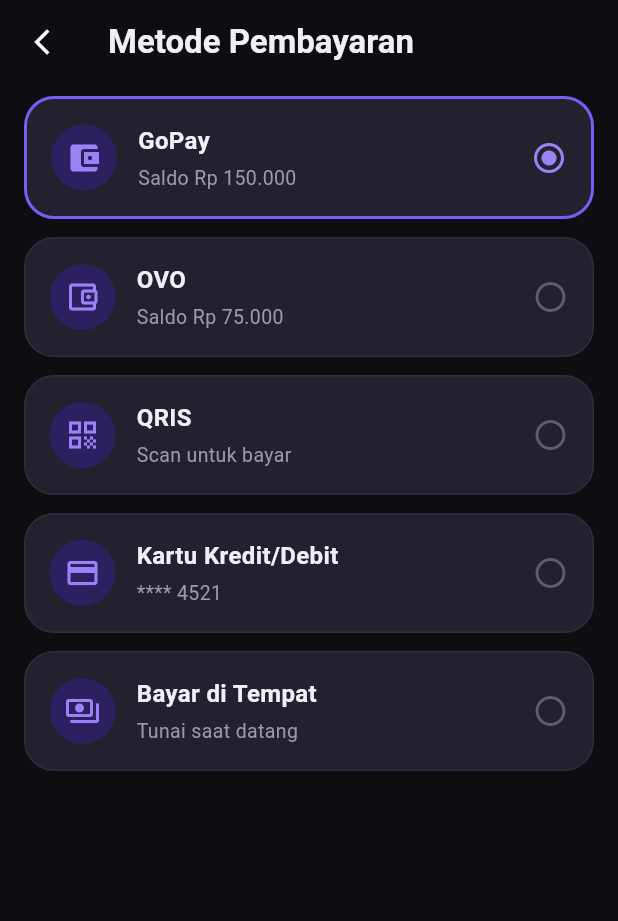
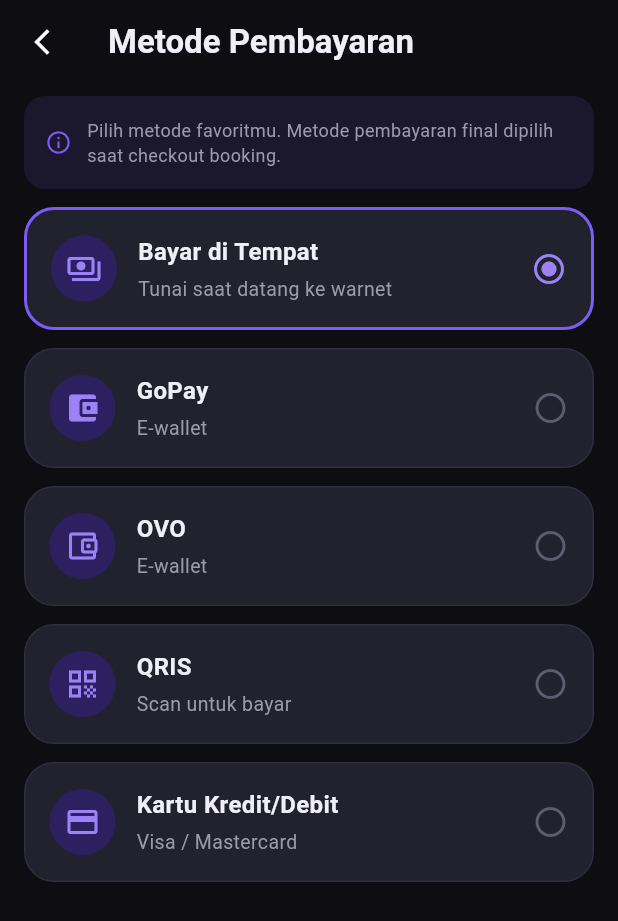
Before and after one commit to Blueeyss14/mabar-slurd, a Flutter app: the PaymentMethodPage screen opened directly, on a phone screen of 412 x 824 dp. Shown: the top 921 px of the screen. Run offline on Flutter 3.47's test engine with Material 3 defaults, Android fonts, the phone set to English and light mode, and no system bars; our stand-ins replace auto_size_text, cloud_firestore, firebase_auth, firebase_core, firebase_storage, flutter_local_notifications and 6 more; accounts and stored records are empty.

Commit message:
feat: search & filter beranda berfungsi, jarak dari GPS, notifikasi real
- Beranda: kotak search menyaring warnet per nama (live)
- Filter sheet kini menerapkan: urutkan (Terdekat/Termurah/Rating/Populer) +
  batas harga maksimal; indikator titik saat filter aktif
- Jarak di kartu beranda dihitung dari lokasi user (Geolocator) via Obx,
  bukan lagi 0.0 km statis
- Notifikasi: diturunkan dari booking user asli (aktif/selesai/dibatalkan),
  bukan data dummy
- Metode Pembayaran (profil): hapus saldo palsu, jadi info metode + catatan
  bahwa pemilihan final saat checkout

Co-Authored-By: Claude Sonnet 4.6 <noreply@anthropic.com>

```diff
--- a/lib/src/feat/profile/presentation/views/pages/payment_method_page.dart
+++ b/lib/src/feat/profile/presentation/views/pages/payment_method_page.dart
@@ -12,11 +12,11 @@ class _PaymentMethodPageState extends State<PaymentMethodPage> {
   int _selected = 0;
 
   static const List<Map<String, dynamic>> _methods = [
-    {'icon': Icons.account_balance_wallet, 'name': 'GoPay', 'info': 'Saldo Rp 150.000'},
-    {'icon': Icons.account_balance_wallet_outlined, 'name': 'OVO', 'info': 'Saldo Rp 75.000'},
+    {'icon': Icons.payments_outlined, 'name': 'Bayar di Tempat', 'info': 'Tunai saat datang ke warnet'},
+    {'icon': Icons.account_balance_wallet, 'name': 'GoPay', 'info': 'E-wallet'},
+    {'icon': Icons.account_balance_wallet_outlined, 'name': 'OVO', 'info': 'E-wallet'},
     {'icon': Icons.qr_code, 'name': 'QRIS', 'info': 'Scan untuk bayar'},
-    {'icon': Icons.credit_card, 'name': 'Kartu Kredit/Debit', 'info': '**** 4521'},
-    {'icon': Icons.payments_outlined, 'name': 'Bayar di Tempat', 'info': 'Tunai saat datang'},
+    {'icon': Icons.credit_card, 'name': 'Kartu Kredit/Debit', 'info': 'Visa / Mastercard'},
   ];
 
   @override
@@ -42,7 +42,35 @@ class _PaymentMethodPageState extends State<PaymentMethodPage> {
           onPressed: () => Navigator.pop(context),
         ),
       ),
-      body: ListView.separated(
+      body: Column(
+        children: [
+          Container(
+            margin: const EdgeInsets.fromLTRB(16, 8, 16, 4),
+            padding: const EdgeInsets.all(14),
+            decoration: BoxDecoration(
+              color: CustomColors.mabarBorderFocus.withValues(alpha: 0.12),
+              borderRadius: BorderRadius.circular(14),
+            ),
+            child: const Row(
+              children: [
+                Icon(Icons.info_outline,
+                    size: 18, color: CustomColors.mabarBorderFocus),
+                SizedBox(width: 10),
+                Expanded(
+                  child: Text(
+                    'Pilih metode favoritmu. Metode pembayaran final dipilih '
+                    'saat checkout booking.',
+                    style: TextStyle(
+                      fontSize: 12,
+                      color: CustomColors.mabarTextSecondary,
+                    ),
+                  ),
+                ),
+              ],
+            ),
+          ),
+          Expanded(
+            child: ListView.separated(
         padding: const EdgeInsets.symmetric(horizontal: 16, vertical: 8),
         itemCount: _methods.length,
         separatorBuilder: (_, __) => const SizedBox(height: 12),
@@ -113,6 +141,9 @@ class _PaymentMethodPageState extends State<PaymentMethodPage> {
             ),
           );
         },
+            ),
+          ),
+        ],
       ),
     );
   }
```
Also changed, not shown: lib/src/feat/common/presentation/components/filter_sheet.dart (+17 -19 lines), lib/src/feat/common/presentation/components/search_gaming.dart (+40 -17 lines), lib/src/feat/common/presentation/views/home_screen.dart (+90 -13 lines), lib/src/feat/profile/presentation/views/pages/notification_page.dart (+69 -53 lines).
